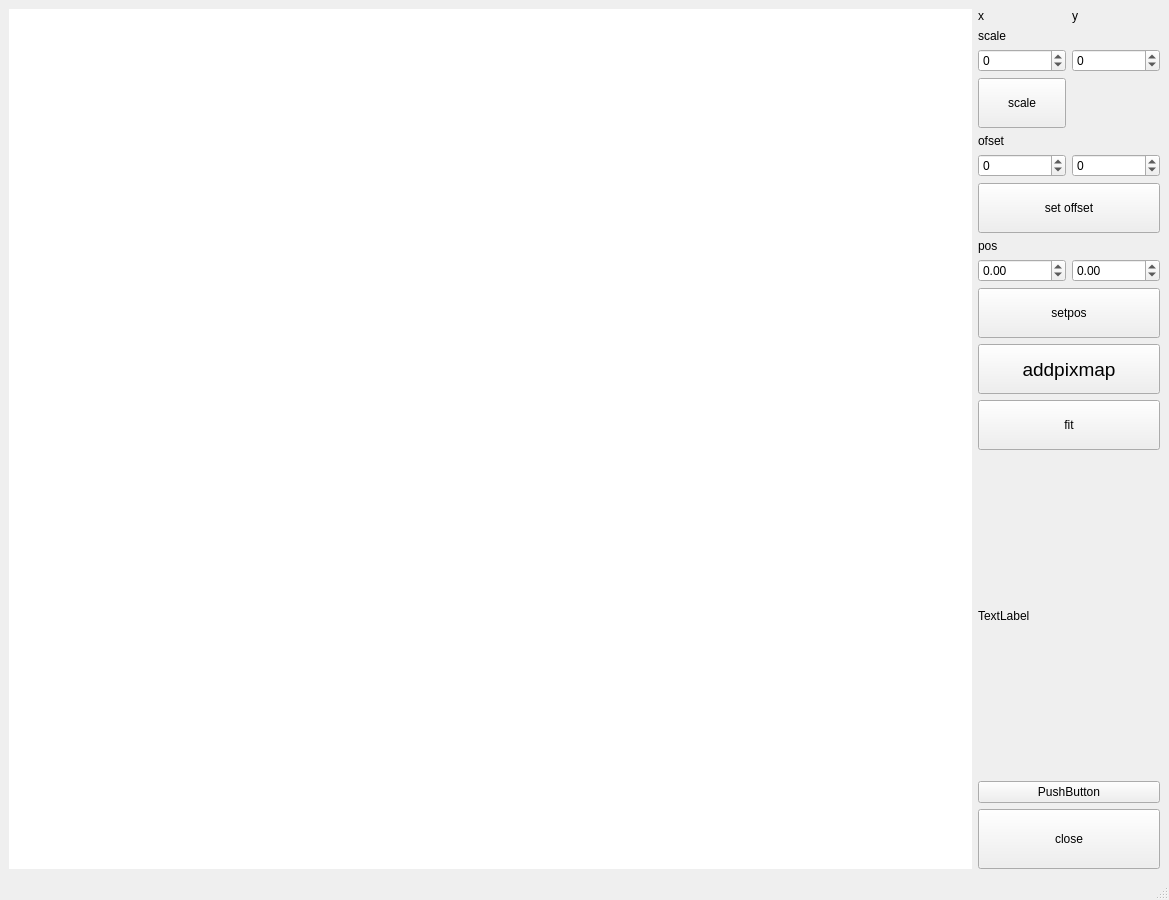
Old version of the form gv1/mainwindow.ui in the repository takatakasakisaki/test.
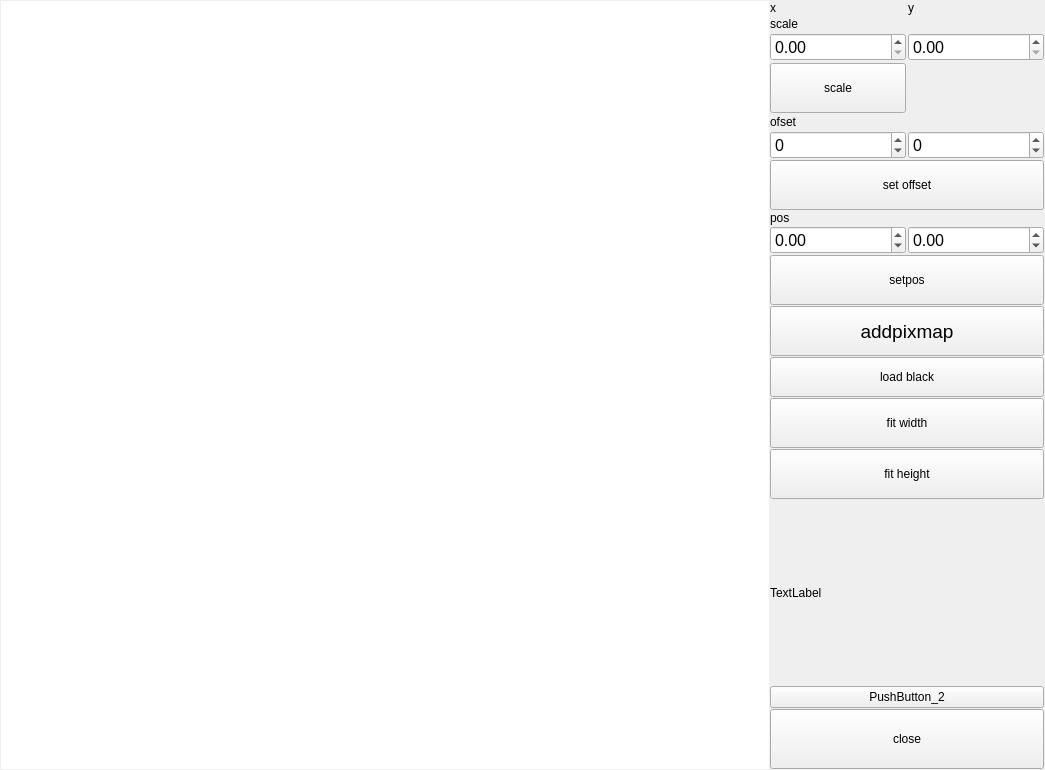
New version of the form.

```diff
--- a/gv1/mainwindow.ui
+++ b/gv1/mainwindow.ui
@@ -6,8 +6,8 @@
    <rect>
     <x>0</x>
     <y>0</y>
-    <width>1169</width>
-    <height>900</height>
+    <width>1045</width>
+    <height>664</height>
    </rect>
   </property>
   <property name="windowTitle">
@@ -15,14 +15,35 @@
   </property>
   <widget class="QWidget" name="centralwidget">
    <layout class="QHBoxLayout" name="horizontalLayout_2">
+    <property name="spacing">
+     <number>1</number>
+    </property>
+    <property name="leftMargin">
+     <number>1</number>
+    </property>
+    <property name="topMargin">
+     <number>1</number>
+    </property>
+    <property name="rightMargin">
+     <number>1</number>
+    </property>
+    <property name="bottomMargin">
+     <number>1</number>
+    </property>
     <item>
      <widget class="QGraphicsView" name="gv1">
       <property name="sizePolicy">
-       <sizepolicy hsizetype="MinimumExpanding" vsizetype="MinimumExpanding">
+       <sizepolicy hsizetype="Fixed" vsizetype="Fixed">
         <horstretch>0</horstretch>
         <verstretch>0</verstretch>
        </sizepolicy>
       </property>
+      <property name="minimumSize">
+       <size>
+        <width>768</width>
+        <height>768</height>
+       </size>
+      </property>
       <property name="frameShape">
        <enum>QFrame::NoFrame</enum>
       </property>
@@ -35,18 +56,18 @@
       <property name="midLineWidth">
        <number>0</number>
       </property>
-      <property name="verticalScrollBarPolicy">
-       <enum>Qt::ScrollBarAlwaysOff</enum>
-      </property>
-      <property name="horizontalScrollBarPolicy">
-       <enum>Qt::ScrollBarAlwaysOff</enum>
-      </property>
      </widget>
     </item>
     <item>
      <layout class="QVBoxLayout" name="verticalLayout">
+      <property name="spacing">
+       <number>1</number>
+      </property>
       <item>
        <layout class="QGridLayout" name="gridLayout">
+        <property name="spacing">
+         <number>2</number>
+        </property>
         <item row="1" column="0">
          <widget class="QLabel" name="label_3">
           <property name="sizePolicy">
@@ -86,38 +107,6 @@
           </property>
          </widget>
         </item>
-        <item row="2" column="0">
-         <widget class="QSpinBox" name="spinBoxscalex">
-          <property name="minimumSize">
-           <size>
-            <width>0</width>
-            <height>21</height>
-           </size>
-          </property>
-          <property name="minimum">
-           <number>-1000000</number>
-          </property>
-          <property name="maximum">
-           <number>1000000</number>
-          </property>
-         </widget>
-        </item>
-        <item row="2" column="1">
-         <widget class="QSpinBox" name="spinBoxscaley">
-          <property name="minimumSize">
-           <size>
-            <width>0</width>
-            <height>21</height>
-           </size>
-          </property>
-          <property name="minimum">
-           <number>-1000000</number>
-          </property>
-          <property name="maximum">
-           <number>1000000</number>
-          </property>
-         </widget>
-        </item>
         <item row="0" column="0">
          <widget class="QLabel" name="label">
           <property name="sizePolicy">
@@ -133,6 +122,11 @@
         </item>
         <item row="5" column="0">
          <widget class="QSpinBox" name="spinBoxx">
+          <property name="font">
+           <font>
+            <pointsize>12</pointsize>
+           </font>
+          </property>
           <property name="minimum">
            <number>-400000</number>
           </property>
@@ -143,6 +137,17 @@
         </item>
         <item row="5" column="1">
          <widget class="QSpinBox" name="spinBoxy">
+          <property name="sizePolicy">
+           <sizepolicy hsizetype="Preferred" vsizetype="Fixed">
+            <horstretch>0</horstretch>
+            <verstretch>0</verstretch>
+           </sizepolicy>
+          </property>
+          <property name="font">
+           <font>
+            <pointsize>12</pointsize>
+           </font>
+          </property>
           <property name="minimum">
            <number>-400000</number>
           </property>
@@ -164,6 +169,36 @@
           </property>
          </widget>
         </item>
+        <item row="2" column="0">
+         <widget class="QDoubleSpinBox" name="SpinBoxscalex">
+          <property name="minimumSize">
+           <size>
+            <width>0</width>
+            <height>21</height>
+           </size>
+          </property>
+          <property name="font">
+           <font>
+            <pointsize>12</pointsize>
+           </font>
+          </property>
+         </widget>
+        </item>
+        <item row="2" column="1">
+         <widget class="QDoubleSpinBox" name="SpinBoxscaley">
+          <property name="minimumSize">
+           <size>
+            <width>0</width>
+            <height>21</height>
+           </size>
+          </property>
+          <property name="font">
+           <font>
+            <pointsize>12</pointsize>
+           </font>
+          </property>
+         </widget>
+        </item>
        </layout>
       </item>
       <item>
@@ -194,8 +229,16 @@
       </item>
       <item>
        <layout class="QHBoxLayout" name="horizontalLayout">
+        <property name="spacing">
+         <number>2</number>
+        </property>
         <item>
          <widget class="QDoubleSpinBox" name="spinposx">
+          <property name="font">
+           <font>
+            <pointsize>12</pointsize>
+           </font>
+          </property>
           <property name="minimum">
            <double>-1000000.000000000000000</double>
           </property>
@@ -206,6 +249,11 @@
         </item>
         <item>
          <widget class="QDoubleSpinBox" name="spinposy">
+          <property name="font">
+           <font>
+            <pointsize>12</pointsize>
+           </font>
+          </property>
           <property name="minimum">
            <double>-1000000.000000000000000</double>
           </property>
@@ -247,6 +295,19 @@
         </property>
        </widget>
       </item>
+      <item>
+       <widget class="QPushButton" name="pbLoadBlack">
+        <property name="minimumSize">
+         <size>
+          <width>0</width>
+          <height>40</height>
+         </size>
+        </property>
+        <property name="text">
+         <string>load black</string>
+        </property>
+       </widget>
+      </item>
       <item>
        <widget class="QPushButton" name="pushButtonfit">
         <property name="minimumSize">
@@ -256,7 +317,20 @@
          </size>
         </property>
         <property name="text">
-         <string>fit</string>
+         <string>fit width</string>
+        </property>
+       </widget>
+      </item>
+      <item>
+       <widget class="QPushButton" name="pbfitheight">
+        <property name="minimumSize">
+         <size>
+          <width>0</width>
+          <height>50</height>
+         </size>
+        </property>
+        <property name="text">
+         <string>fit height</string>
         </property>
        </widget>
       </item>
@@ -270,7 +344,7 @@
       <item>
        <widget class="QPushButton" name="pushButton_2">
         <property name="text">
-         <string>PushButton</string>
+         <string>PushButton_2</string>
         </property>
        </widget>
       </item>
@@ -291,17 +365,6 @@
     </item>
    </layout>
   </widget>
-  <widget class="QMenuBar" name="menubar">
-   <property name="geometry">
-    <rect>
-     <x>0</x>
-     <y>0</y>
-     <width>1169</width>
-     <height>26</height>
-    </rect>
-   </property>
-  </widget>
-  <widget class="QStatusBar" name="statusbar"/>
  </widget>
  <resources/>
  <connections/>
```
